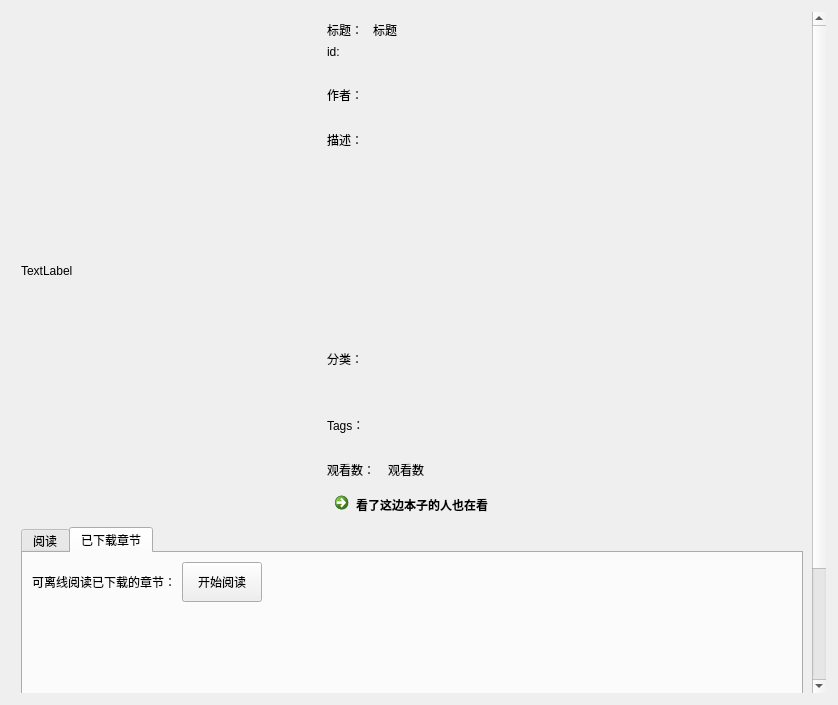
This is ui/ui_book_info.ui in tonquer/picacg-qt as Qt 5 draws it before an edit. The edited form follows.
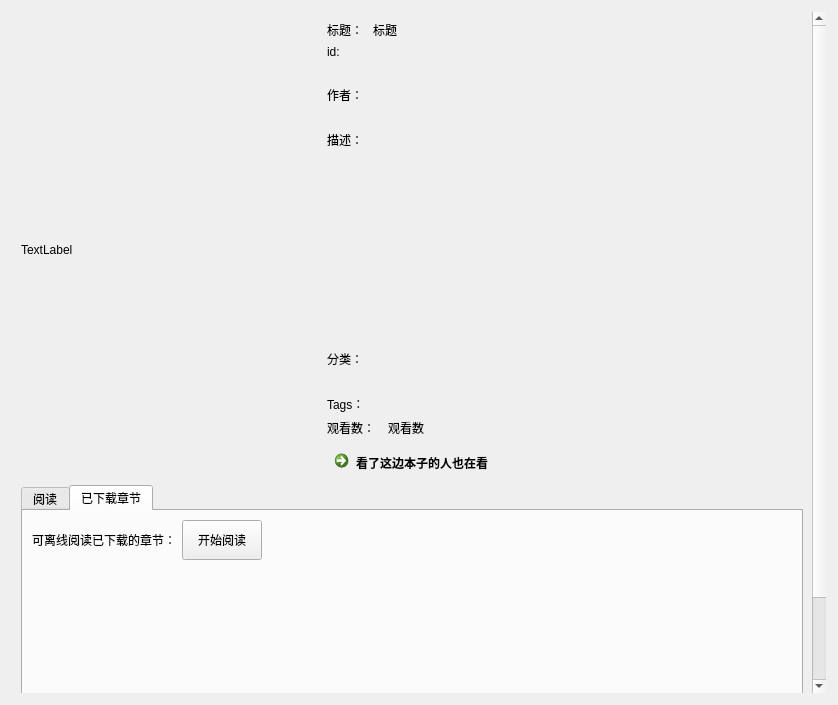
This is the edited form. Icons and pictures are not drawn. Custom widgets are drawn as their Qt base class.

What changed in the file:
```diff
--- a/ui/ui_book_info.ui
+++ b/ui/ui_book_info.ui
@@ -275,7 +275,7 @@
                 <widget class="QLabel" name="label_5">
                  <property name="maximumSize">
                   <size>
-                   <width>16777215</width>
+                   <width>40</width>
                    <height>40</height>
                   </size>
                  </property>
@@ -285,16 +285,9 @@
                 </widget>
                </item>
                <item>
-                <widget class="TagListWidget" name="tagsList">
-                 <property name="maximumSize">
-                  <size>
-                   <width>16777215</width>
-                   <height>60</height>
-                  </size>
-                 </property>
+                <widget class="QWidget" name="tagList" native="true">
                  <property name="styleSheet">
-                  <string notr="true">QListWidget {background-color:transparent;}
-QListWidget::item {
+                  <string notr="true">QPushButton {
     background-color:rgb(251, 239, 243);
     color: rgb(196, 95, 125);
 	border:2px solid red;
@@ -302,7 +295,7 @@
 	border-color:rgb(196, 95, 125);
 }
 /* 鼠标在按钮上时，按钮颜色 */
- QListWidget::item:hover 
+QPushButton:hover 
 {
     background-color:rgb(21, 85, 154);
     border-radius: 10px;
@@ -310,12 +303,6 @@
 }
 </string>
                  </property>
-                 <property name="frameShape">
-                  <enum>QFrame::NoFrame</enum>
-                 </property>
-                 <property name="spacing">
-                  <number>6</number>
-                 </property>
                 </widget>
                </item>
               </layout>
```
